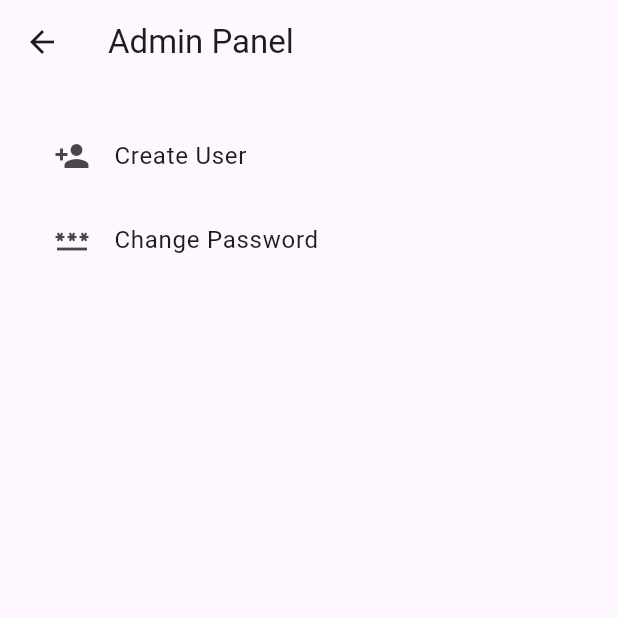
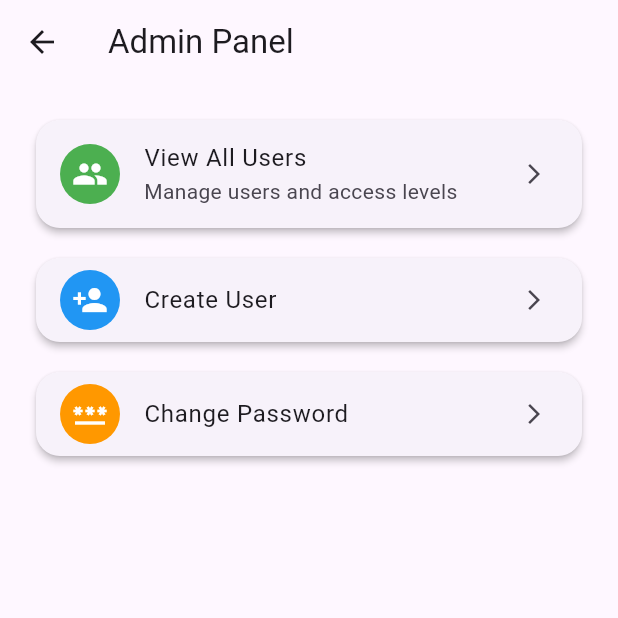
Before and after one commit to Talhadeveloperr/Qudas_Masjid_App, a Flutter app: the AdminPanelScreen screen opened directly, on a phone screen of 412 x 824 dp, the top half of it. Run offline on Flutter 3.47's test engine with Material 3 defaults, Android fonts, the phone set to English and light mode, and no system bars; our stand-ins replace shared_preferences, supabase_flutter; accounts and stored records are empty.

Commit message:
user list added

```diff
--- a/lib/screens/admin/admin_panel_screen.dart
+++ b/lib/screens/admin/admin_panel_screen.dart
@@ -1,34 +1,64 @@
 //qudas\lib\screens\admin\admin_panel_screen.dart
+// qudas/lib/screens/admin/admin_panel_screen.dart
 import 'package:flutter/material.dart';
 
 import 'change_password_screen.dart';
 import 'create_user_screen.dart';
+import 'user_list_screen.dart'; // Import the new screen
 
 class AdminPanelScreen extends StatelessWidget {
-
   const AdminPanelScreen({super.key});
 
   @override
   Widget build(BuildContext context) {
-
     return Scaffold(
-
       appBar: AppBar(
         title: const Text("Admin Panel"),
+        elevation: 0,
       ),
-
       body: Padding(
         padding: const EdgeInsets.all(20),
-
         child: Column(
           children: [
+            // New: View All Users Card
+            Card(
+              elevation: 2,
+              shape: RoundedRectangleBorder(
+                borderRadius: BorderRadius.circular(16),
+              ),
+              child: ListTile(
+                leading: const CircleAvatar(
+                  backgroundColor: Colors.green,
+                  child: Icon(Icons.people, color: Colors.white),
+                ),
+                title: const Text("View All Users"),
+                subtitle: const Text("Manage users and access levels"),
+                trailing: const Icon(Icons.arrow_forward_ios, size: 16),
+                onTap: () {
+                  Navigator.push(
+                    context,
+                    MaterialPageRoute(
+                      builder: (_) => const UserListScreen(),
+                    ),
+                  );
+                },
+              ),
+            ),
+            const SizedBox(height: 12),
 
-            ListTile(
-              leading: const Icon(Icons.person_add),
+            Card(
+              elevation: 2,
+              shape: RoundedRectangleBorder(
+                borderRadius: BorderRadius.circular(16),
+              ),
+              child: ListTile(
+                leading: const CircleAvatar(
+                  backgroundColor: Colors.blue,
+                  child: Icon(Icons.person_add, color: Colors.white),
+                ),
                 title: const Text("Create User"),
-
+                trailing: const Icon(Icons.arrow_forward_ios, size: 16),
                 onTap: () {
-
                   Navigator.push(
                     context,
                     MaterialPageRoute(
@@ -37,13 +67,22 @@ class AdminPanelScreen extends StatelessWidget {
                   );
                 },
               ),
+            ),
+            const SizedBox(height: 12),
 
-            ListTile(
-              leading: const Icon(Icons.password),
+            Card(
+              elevation: 2,
+              shape: RoundedRectangleBorder(
+                borderRadius: BorderRadius.circular(16),
+              ),
+              child: ListTile(
+                leading: const CircleAvatar(
+                  backgroundColor: Colors.orange,
+                  child: Icon(Icons.password, color: Colors.white),
+                ),
                 title: const Text("Change Password"),
-
+                trailing: const Icon(Icons.arrow_forward_ios, size: 16),
                 onTap: () {
-
                   Navigator.push(
                     context,
                     MaterialPageRoute(
@@ -52,6 +91,7 @@ class AdminPanelScreen extends StatelessWidget {
                   );
                 },
               ),
+            ),
           ],
         ),
       ),
```
Also changed, not shown: lib/screens/admin/user_list_screen.dart (added, +167 -0 lines). Lines whose indentation alone changed are shown as unchanged.
